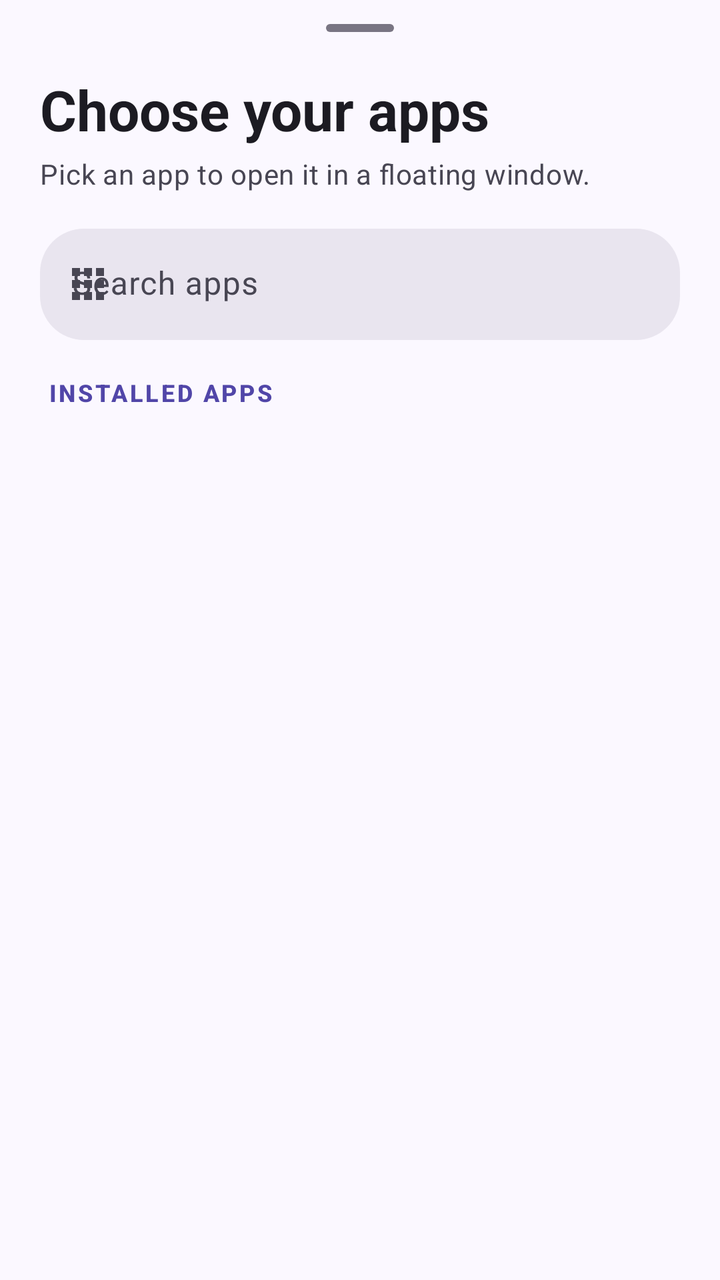
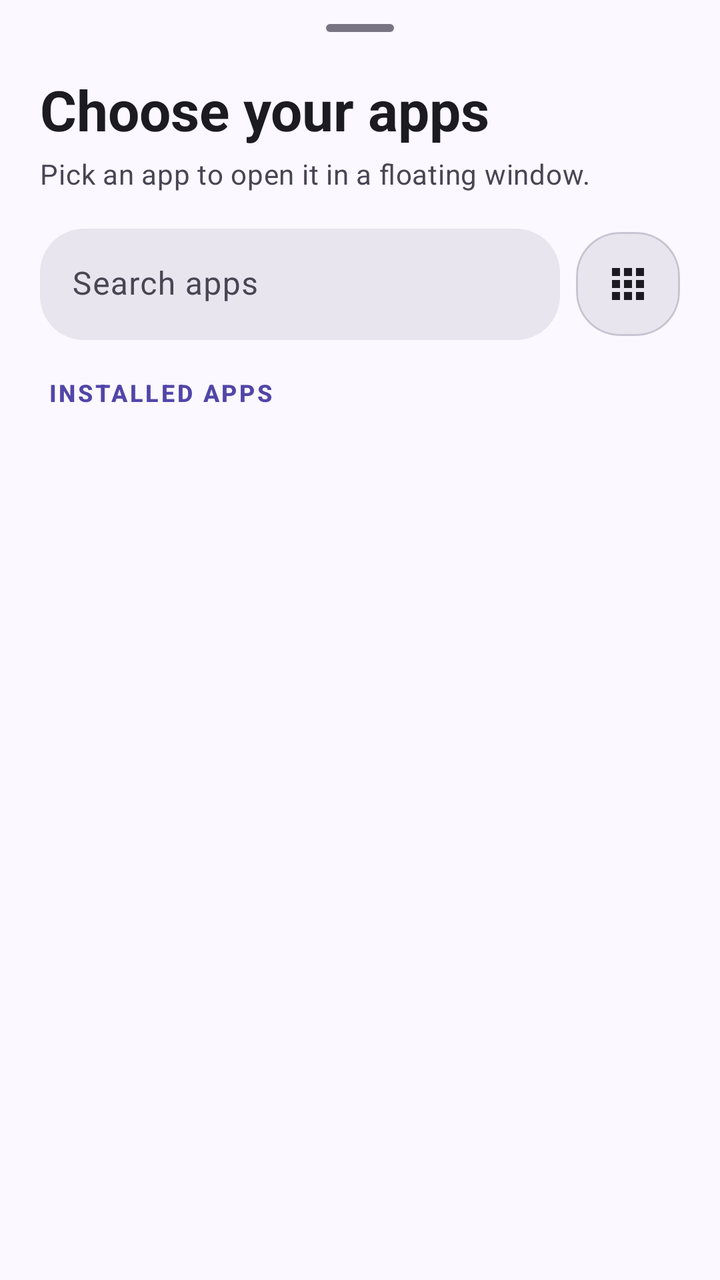

Screens rendered from an Android XML layout before and after an edit, with the pre-edit source and the edit as a unified diff.
<!-- AndroidManifest.xml: application theme Theme.BubbleManager -->
<!-- res/layout/sheet_app_picker.xml -->
<?xml version="1.0" encoding="utf-8"?>
<LinearLayout xmlns:android="http://schemas.android.com/apk/res/android"
    xmlns:app="http://schemas.android.com/apk/res-auto"
    android:layout_width="match_parent"
    android:layout_height="wrap_content"
    android:orientation="vertical"
    android:paddingStart="20dp"
    android:paddingTop="12dp"
    android:paddingEnd="20dp"
    android:paddingBottom="18dp">

    <View
        android:layout_width="34dp"
        android:layout_height="4dp"
        android:layout_gravity="center_horizontal"
        android:layout_marginBottom="20dp"
        android:background="@drawable/bg_sheet_handle" />

    <TextView
        android:layout_width="match_parent"
        android:layout_height="wrap_content"
        android:text="Choose your apps"
        android:textAppearance="?attr/textAppearanceHeadlineMedium"
        android:textColor="?attr/colorOnSurface"
        android:textStyle="bold" />
    <TextView
        android:layout_width="match_parent"
        android:layout_height="wrap_content"
        android:layout_marginTop="4dp"
        android:layout_marginBottom="18dp"
        android:text="Pick an app to open it in a floating window."
        android:textAppearance="?attr/textAppearanceBodyMedium"
        android:textColor="?attr/colorOnSurfaceVariant" />

    <com.google.android.material.textfield.TextInputLayout
        style="@style/Widget.Material3.TextInputLayout.FilledBox"
        android:layout_width="match_parent"
        android:layout_height="wrap_content"
        android:hint="@string/picker_search"
        app:boxBackgroundColor="?attr/colorSurfaceContainerHigh"
        app:boxCornerRadiusBottomEnd="22dp"
        app:boxCornerRadiusBottomStart="22dp"
        app:boxCornerRadiusTopEnd="22dp"
        app:boxCornerRadiusTopStart="22dp"
        app:boxStrokeWidth="0dp"
        app:boxStrokeWidthFocused="1dp"
        app:startIconDrawable="@drawable/ic_apps">
        <com.google.android.material.textfield.TextInputEditText
            android:id="@+id/search"
            android:layout_width="match_parent"
            android:layout_height="wrap_content"
            android:imeOptions="actionSearch"
            android:inputType="text"
            android:maxLines="1" />
    </com.google.android.material.textfield.TextInputLayout>

    <TextView
        android:layout_width="match_parent"
        android:layout_height="wrap_content"
        android:layout_marginStart="4dp"
        android:layout_marginTop="18dp"
        android:layout_marginBottom="6dp"
        android:text="INSTALLED APPS"
        android:letterSpacing="0.1"
        android:textAppearance="?attr/textAppearanceLabelMedium"
        android:textColor="?attr/colorPrimary"
        android:textStyle="bold" />
    <androidx.recyclerview.widget.RecyclerView
        android:id="@+id/list"
        android:layout_width="match_parent"
        android:layout_height="420dp"
        android:layout_marginTop="2dp"
        android:clipToPadding="false"
        android:paddingBottom="8dp" />
</LinearLayout>
<!-- resources referenced by this layout -->
<resources>
  <!-- drawable bg_sheet_handle (drawable) -->
  <?xml version="1.0" encoding="utf-8"?>
  <shape xmlns:android="http://schemas.android.com/apk/res/android" android:shape="rectangle">
      <size android:height="4dp" />
      <corners android:radius="2dp" />
      <solid android:color="?attr/colorOutline" />
  </shape>
  <!-- drawable ic_apps (drawable) -->
  <vector xmlns:android="http://schemas.android.com/apk/res/android"
      android:width="24dp"
      android:height="24dp"
      android:viewportWidth="24"
      android:viewportHeight="24"
      android:tint="?attr/colorControlNormal">
      <path
          android:fillColor="@android:color/white"
          android:pathData="M4,8h4V4H4v4zM10,20h4v-4h-4v4zM4,20h4v-4H4v4zM4,14h4v-4H4v4zM10,14h4v-4h-4v4zM16,4v4h4V4h-4zM10,8h4V4h-4v4zM16,14h4v-4h-4v4zM16,20h4v-4h-4v4z" />
  </vector>
  <string name="picker_search">Search apps</string>
  <color name="md_primary">#5146A8</color>
  <color name="md_on_primary">#FFFFFF</color>
  <color name="md_primary_container">#E5DEFF</color>
  <color name="md_on_primary_container">#1B0F59</color>
  <color name="md_secondary">#625B7D</color>
  <color name="md_on_secondary">#FFFFFF</color>
  <color name="md_secondary_container">#E8DFFF</color>
  <color name="md_on_secondary_container">#1E1737</color>
  <color name="md_tertiary">#8A4D66</color>
  <color name="md_on_tertiary">#FFFFFF</color>
  <color name="md_tertiary_container">#FFD9E5</color>
  <color name="md_on_tertiary_container">#3A071F</color>
  <color name="md_error">#BA1A1A</color>
  <color name="md_on_error">#FFFFFF</color>
  <color name="md_error_container">#FFDAD6</color>
  <color name="md_on_error_container">#410002</color>
  <color name="md_surface">#FBF8FF</color>
  <color name="md_on_surface">#1C1B22</color>
  <color name="md_surface_variant">#E5E0EC</color>
  <color name="md_on_surface_variant">#484653</color>
  <color name="md_outline">#797583</color>
  <color name="md_outline_variant">#C9C4D3</color>
  <color name="md_inverse_surface">#313038</color>
  <color name="md_inverse_on_surface">#F3EFF8</color>
  <color name="md_inverse_primary">#C7BFFF</color>
  <color name="md_surface_container_lowest">#FFFFFF</color>
  <color name="md_surface_container_low">#F5F1FB</color>
  <color name="md_surface_container">#EFEBF5</color>
  <color name="md_surface_container_high">#E9E5EF</color>
  <color name="md_surface_container_highest">#E3DFE9</color>
  <!-- unchanged entries left out for length: 1 -->
</resources>

<!-- the commit's change to res/layout/sheet_app_picker.xml (unified diff, before → after) -->
@@ -23,6 +23,7 @@
         android:textAppearance="?attr/textAppearanceHeadlineMedium"
         android:textColor="?attr/colorOnSurface"
         android:textStyle="bold" />
+
     <TextView
         android:layout_width="match_parent"
         android:layout_height="wrap_content"
@@ -32,27 +33,54 @@
         android:textAppearance="?attr/textAppearanceBodyMedium"
         android:textColor="?attr/colorOnSurfaceVariant" />
 
-    <com.google.android.material.textfield.TextInputLayout
-        style="@style/Widget.Material3.TextInputLayout.FilledBox"
+    <LinearLayout
         android:layout_width="match_parent"
         android:layout_height="wrap_content"
-        android:hint="@string/picker_search"
-        app:boxBackgroundColor="?attr/colorSurfaceContainerHigh"
-        app:boxCornerRadiusBottomEnd="22dp"
-        app:boxCornerRadiusBottomStart="22dp"
-        app:boxCornerRadiusTopEnd="22dp"
-        app:boxCornerRadiusTopStart="22dp"
-        app:boxStrokeWidth="0dp"
-        app:boxStrokeWidthFocused="1dp"
-        app:startIconDrawable="@drawable/ic_apps">
-        <com.google.android.material.textfield.TextInputEditText
-            android:id="@+id/search"
-            android:layout_width="match_parent"
+        android:gravity="center_vertical"
+        android:orientation="horizontal">
+
+        <com.google.android.material.textfield.TextInputLayout
+            style="@style/Widget.Material3.TextInputLayout.FilledBox"
+            android:layout_width="0dp"
             android:layout_height="wrap_content"
-            android:imeOptions="actionSearch"
-            android:inputType="text"
-            android:maxLines="1" />
-    </com.google.android.material.textfield.TextInputLayout>
+            android:layout_weight="1"
+            android:hint="@string/picker_search"
+            app:boxBackgroundColor="?attr/colorSurfaceContainerHigh"
+            app:boxCornerRadiusBottomEnd="22dp"
+            app:boxCornerRadiusBottomStart="22dp"
+            app:boxCornerRadiusTopEnd="22dp"
+            app:boxCornerRadiusTopStart="22dp"
+            app:boxStrokeWidth="0dp"
+            app:boxStrokeWidthFocused="1dp">
+
+            <com.google.android.material.textfield.TextInputEditText
+                android:id="@+id/search"
+                android:layout_width="match_parent"
+                android:layout_height="wrap_content"
+                android:imeOptions="actionSearch"
+                android:inputType="text"
+                android:maxLines="1" />
+        </com.google.android.material.textfield.TextInputLayout>
+
+        <com.google.android.material.card.MaterialCardView
+            android:layout_width="52dp"
+            android:layout_height="52dp"
+            android:layout_marginStart="8dp"
+            app:cardBackgroundColor="?attr/colorSurfaceContainerHigh"
+            app:cardCornerRadius="22dp"
+            app:cardElevation="0dp">
+
+            <ImageButton
+                android:id="@+id/btn_view_mode"
+                android:layout_width="match_parent"
+                android:layout_height="match_parent"
+                android:background="?attr/selectableItemBackground"
+                android:contentDescription="@string/cd_view_mode"
+                android:padding="13dp"
+                android:src="@drawable/ic_apps"
+                android:tint="?attr/colorOnSurface" />
+        </com.google.android.material.card.MaterialCardView>
+    </LinearLayout>
 
     <TextView
         android:layout_width="match_parent"
@@ -65,6 +93,7 @@
         android:textAppearance="?attr/textAppearanceLabelMedium"
         android:textColor="?attr/colorPrimary"
         android:textStyle="bold" />
+
     <androidx.recyclerview.widget.RecyclerView
         android:id="@+id/list"
         android:layout_width="match_parent"
<!-- resource entries referenced after the edit -->
@@ -18,6 +18,7 @@
           android:fillColor="@android:color/white"
           android:pathData="M4,8h4V4H4v4zM10,20h4v-4h-4v4zM4,20h4v-4H4v4zM4,14h4v-4H4v4zM10,14h4v-4h-4v4zM16,4v4h4V4h-4zM10,8h4V4h-4v4zM16,14h4v-4h-4v4zM16,20h4v-4h-4v4z" />
   </vector>
+  <string name="cd_view_mode">Toggle view layout</string>
   <string name="picker_search">Search apps</string>
   <color name="md_primary">#5146A8</color>
   <color name="md_on_primary">#FFFFFF</color>
